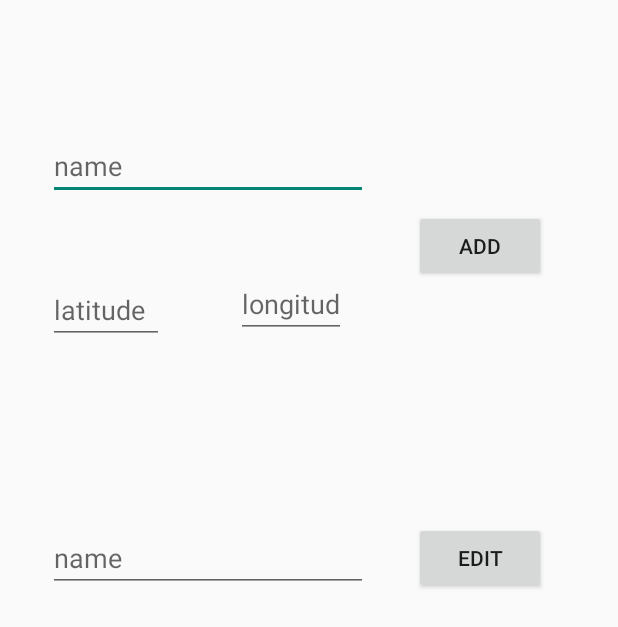
After one commit to Bue-von-hon/showdisease, an Android app: the AddEditDiseaseInfo screen opened directly, with no data from a screen before it, on a phone screen of 412 x 824 dp. The commit adds this screen. Shown: the top 627 px of the screen. Run offline under Robolectric (Android 15) with nearby library versions, the phone set to English and light mode, and no system bars; our stand-ins replace data binding.

Commit message:
Make xml for AddEditDiseaseInfo
fix #13

```diff
--- a/app/src/main/AndroidManifest.xml
+++ b/app/src/main/AndroidManifest.xml
@@ -1,12 +1,15 @@
 <?xml version="1.0" encoding="utf-8"?>
 <manifest xmlns:android="http://schemas.android.com/apk/res/android"
     package="com.kc.showdisease">
+
     <permission
         android:name="com.kc.showdisease.MAPS_RECIVE"
         android:protectionLevel="signature" />
-    <uses-permission android:name="com.kc.showdisease.MAPS_RECIVE"/>
-    <uses-permission android:name="android.permission.INTERNET"/>
+
+    <uses-permission android:name="com.kc.showdisease.MAPS_RECIVE" />
+    <uses-permission android:name="android.permission.INTERNET" />
     <uses-permission android:name="android.permission.ACCESS_FINE_LOCATION" />
+
     <application
         android:allowBackup="true"
         android:icon="@mipmap/ic_launcher"
@@ -14,10 +17,13 @@
         android:roundIcon="@mipmap/ic_launcher_round"
         android:supportsRtl="true"
         android:theme="@style/Theme.AppCompat.Light.NoActionBar">
+        <activity android:name=".AddEditDiseaseInfo"></activity>
+
         <uses-library
             android:name="org.apache.http.legacy"
-            android:required="false"/>
-        <activity android:name=".LginActivity"></activity>
+            android:required="false" />
+
+        <activity android:name=".LginActivity" />
         <activity
             android:name=".SplashActivity"
             android:theme="@style/SplashTheme">
@@ -29,15 +35,16 @@
         </activity>
         <activity
             android:name=".MainActivity"
-            android:windowSoftInputMode="adjustPan"></activity>
-        <uses-library android:name="com.google.android.maps"/>
+            android:windowSoftInputMode="adjustPan" />
+
+        <uses-library android:name="com.google.android.maps" />
+
         <meta-data
             android:name="com.google.android.geo.API_KEY"
-            android:value="AIzaSyBfIYH3hkwrugfalgpUpdm9Z_k17OSlPqU"/>
+            android:value="AIzaSyBfIYH3hkwrugfalgpUpdm9Z_k17OSlPqU" />
         <meta-data
             android:name="com.google.android.gms.version"
             android:value="@integer/google_play_services_version" />
-
     </application>
 
 </manifest>
--- /dev/null
+++ b/app/src/main/java/com/kc/showdisease/AddEditDiseaseInfo.java
@@ -0,0 +1,16 @@
+package com.kc.showdisease;
+
+import androidx.appcompat.app.AppCompatActivity;
+
+import android.os.Bundle;
+
+import static com.kc.showdisease.MainActivity.db;
+
+public class AddEditDiseaseInfo extends AppCompatActivity {
+
+    @Override
+    protected void onCreate(Bundle savedInstanceState) {
+        super.onCreate(savedInstanceState);
+        setContentView(R.layout.activity_add_edit_disease_info);
+    }
+}
--- a/app/src/main/java/com/kc/showdisease/Disease.java
+++ b/app/src/main/java/com/kc/showdisease/Disease.java
@@ -1,5 +1,6 @@
 package com.kc.showdisease;
 
+import androidx.room.ColumnInfo;
 import androidx.room.Entity;
 import androidx.room.PrimaryKey;
 
@@ -7,9 +8,16 @@ import androidx.room.PrimaryKey;
 public class Disease {
     @PrimaryKey(autoGenerate = true)
     private int id;
+    @ColumnInfo
     private String name;
     private double latitude;
     private double longitude;
+
+    public Disease(String name, double latitude, double longitude) {
+        this.name = name;
+        this.latitude = latitude;
+        this.longitude = longitude;
+    }
 
     @Override
     public String toString() {
@@ -37,9 +45,6 @@ public class Disease {
         this.longitude = longitude;
     }
 
-    public Disease(String name) {
-        this.name = name;
-    }
 
     public int getId() {
         return id;
--- a/app/src/main/java/com/kc/showdisease/DiseaseDao.java
+++ b/app/src/main/java/com/kc/showdisease/DiseaseDao.java
@@ -1,6 +1,5 @@
 package com.kc.showdisease;
 
-import androidx.lifecycle.LiveData;
 import androidx.room.Dao;
 import androidx.room.Delete;
 import androidx.room.Insert;
@@ -22,4 +21,7 @@ public interface DiseaseDao {
 
     @Delete
     void delete(Disease disease);
+
+    @Query("SELECT * FROM Disease WHERE name LIKE :name")
+    Disease findByName(String name);
 }
--- a/app/src/main/java/com/kc/showdisease/MainActivity.java
+++ b/app/src/main/java/com/kc/showdisease/MainActivity.java
@@ -4,6 +4,7 @@ import androidx.appcompat.app.AppCompatActivity;
 
 import androidx.databinding.DataBindingUtil;
 import androidx.lifecycle.ViewModelProviders;
+import androidx.room.Room;
 
 
 import android.content.Intent;
@@ -29,15 +30,18 @@ public class MainActivity extends AppCompatActivity {
     SupportMapFragment mapFragment;
     GoogleMap map;
     static SharedPreferencesGenerator spmodel;
+    static AppDatabase db;
 
     @Override
     protected void onCreate(Bundle savedInstanceState) {
         super.onCreate(savedInstanceState);
-//        setContentView(R.layout.activity_main);
         ActivityMainBinding binding = DataBindingUtil.setContentView(this, R.layout.activity_main);
         spmodel = ViewModelProviders.of(this).get(SharedPreferencesGenerator.class);
 
-//        Toolbar toolbar = (Toolbar) findViewById(R.id.toolbar);
+        /* build database with Room */
+        db = Room.databaseBuilder(getApplicationContext(),
+                AppDatabase.class, "database-name").allowMainThreadQueries().build();
+
 //        todo: 타이틀 정해야함 일단은 jaja라고
         binding.toolbar.setTitle("jaja");
         setSupportActionBar(binding.toolbar);
--- /dev/null
+++ b/app/src/main/res/layout/activity_add_edit_disease_info.xml
@@ -0,0 +1,80 @@
+<?xml version="1.0" encoding="utf-8"?>
+<layout xmlns:android="http://schemas.android.com/apk/res/android"
+    xmlns:app="http://schemas.android.com/apk/res-auto"
+    xmlns:tools="http://schemas.android.com/tools">
+
+    <androidx.constraintlayout.widget.ConstraintLayout
+        android:layout_width="match_parent"
+        android:layout_height="match_parent">
+
+        <EditText
+            android:id="@+id/AddDiseaseNameTxt"
+            android:layout_width="wrap_content"
+            android:layout_height="wrap_content"
+            android:layout_marginStart="32dp"
+            android:layout_marginTop="88dp"
+            android:ems="10"
+            android:hint="name"
+            android:inputType="textPersonName"
+            app:layout_constraintStart_toStartOf="parent"
+            app:layout_constraintTop_toTopOf="parent" />
+
+        <EditText
+            android:id="@+id/AddLatitudeTxt"
+            android:layout_width="77dp"
+            android:layout_height="44dp"
+            android:layout_marginTop="52dp"
+            android:ems="10"
+            android:hint="latitude"
+            android:inputType="textPersonName"
+            app:layout_constraintStart_toStartOf="@+id/AddDiseaseNameTxt"
+            app:layout_constraintTop_toBottomOf="@+id/AddDiseaseNameTxt" />
+
+        <Button
+            android:id="@+id/AddBtn"
+            android:layout_width="wrap_content"
+            android:layout_height="wrap_content"
+            android:layout_marginTop="140dp"
+            android:layout_marginEnd="48dp"
+            android:text="Add"
+            app:layout_constraintEnd_toEndOf="parent"
+            app:layout_constraintTop_toTopOf="parent" />
+
+        <EditText
+            android:id="@+id/EditDiseaseTxt"
+            android:layout_width="wrap_content"
+            android:layout_height="wrap_content"
+            android:layout_marginTop="216dp"
+            android:ems="10"
+            android:hint="name"
+            android:inputType="textPersonName"
+            app:layout_constraintEnd_toEndOf="@+id/AddLongitudeTxt"
+            app:layout_constraintHorizontal_bias="0.0"
+            app:layout_constraintStart_toStartOf="@+id/AddLatitudeTxt"
+            app:layout_constraintTop_toBottomOf="@+id/AddDiseaseNameTxt" />
+
+        <Button
+            android:id="@+id/EditBtn"
+            android:layout_width="wrap_content"
+            android:layout_height="wrap_content"
+            android:layout_marginTop="160dp"
+            android:layout_marginEnd="48dp"
+            android:text="Edit"
+            app:layout_constraintEnd_toEndOf="parent"
+            app:layout_constraintTop_toBottomOf="@+id/AddBtn" />
+
+        <EditText
+            android:id="@+id/AddLongitudeTxt"
+            android:layout_width="73dp"
+            android:layout_height="40dp"
+            android:layout_marginStart="32dp"
+            android:layout_marginTop="52dp"
+            android:ems="10"
+            android:hint="longitude"
+            android:inputType="textPersonName"
+            app:layout_constraintEnd_toEndOf="@+id/AddDiseaseNameTxt"
+            app:layout_constraintHorizontal_bias="0.516"
+            app:layout_constraintStart_toEndOf="@+id/AddLatitudeTxt"
+            app:layout_constraintTop_toBottomOf="@+id/AddDiseaseNameTxt" />
+    </androidx.constraintlayout.widget.ConstraintLayout>
+</layout>
```
